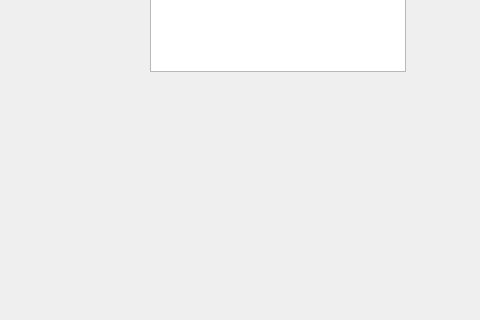
This is 2023-2024/GUI/GUI.ui in Spydurp/TMUHyperloop as Qt 5 draws it before an edit; both pictures show x 320 to 800 and y 179 to 499 of the 800 by 600 pixel window. The edited form follows.
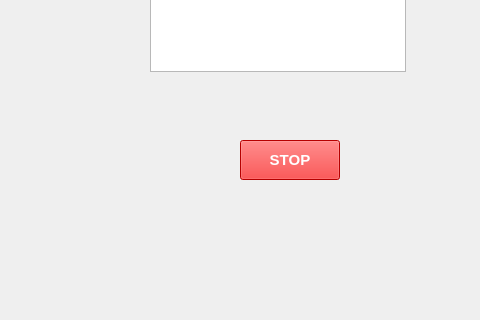
This is the edited form.

Commit message: added stop button

Diff of the .ui file:
```diff
--- a/2023-2024/GUI/GUI.ui
+++ b/2023-2024/GUI/GUI.ui
@@ -24,6 +24,33 @@
      </rect>
     </property>
    </widget>
+
+
+   <widget class="QPushButton" name="stopButton">
+    <property name="geometry">
+        <rect>
+            <x>560</x>
+            <y>300</y>
+            <width>100</width>
+            <height>40</height>
+        </rect>   
+    </property>
+    <property name="text">
+        <string>STOP</string>
+    </property>
+    <property name="styleSheet">
+        <string>
+            QPushButton {
+                background-color: red;
+                color: white;
+                font-size: 15px;
+                font-weight: bold;
+            }
+        </string>
+    </property>
+   </widget>
+
+
    <widget class="QLabel" name="label">
     <property name="geometry">
      <rect>
```
